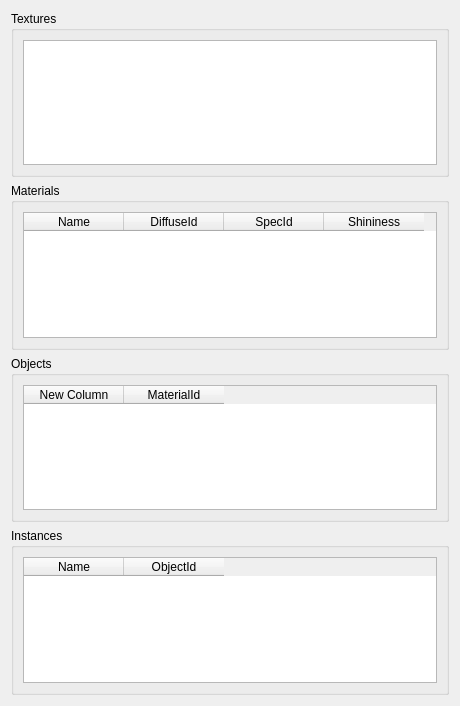
The window that src/RenderDataWidget.ui (MickaelOnTheWave/3dvisualizer) describes before a commit, drawn with Qt 5.
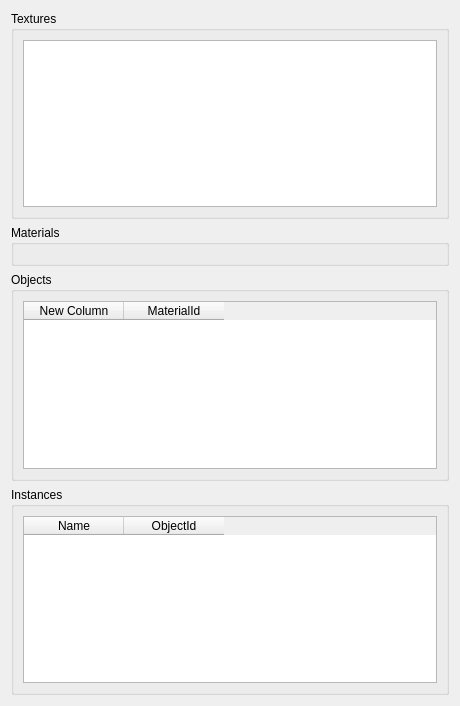
The same window after the commit.

Commit message: Created generic Data editor. Updated Materials to use data editor component.

Diff of the .ui file:
```diff
--- a/src/RenderDataWidget.ui
+++ b/src/RenderDataWidget.ui
@@ -38,35 +38,7 @@
      <property name="title">
       <string>Materials</string>
      </property>
-     <layout class="QVBoxLayout" name="verticalLayout_9">
-      <item>
-       <widget class="QTableWidget" name="materialsView">
-        <attribute name="verticalHeaderVisible">
-         <bool>false</bool>
-        </attribute>
-        <column>
-         <property name="text">
-          <string>Name</string>
-         </property>
-        </column>
-        <column>
-         <property name="text">
-          <string>DiffuseId</string>
-         </property>
-        </column>
-        <column>
-         <property name="text">
-          <string>SpecId</string>
-         </property>
-        </column>
-        <column>
-         <property name="text">
-          <string>Shininess</string>
-         </property>
-        </column>
-       </widget>
-      </item>
-     </layout>
+     <layout class="QVBoxLayout" name="verticalLayout_9"/>
     </widget>
    </item>
    <item>
```
The commit also changes 8 other files.
